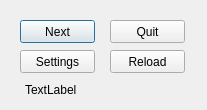
First picture: the form in gui/gameMenu.ui, repository initze/GE_game, before the edit.
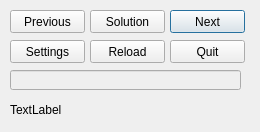
Second picture: the form after the edit.

Commit message: minor change - larger Solutions field

The edit to the form file:
```diff
--- a/gui/gameMenu.ui
+++ b/gui/gameMenu.ui
@@ -6,8 +6,8 @@
    <rect>
     <x>0</x>
     <y>0</y>
-    <width>207</width>
-    <height>110</height>
+    <width>260</width>
+    <height>132</height>
    </rect>
   </property>
   <property name="windowTitle">
@@ -16,8 +16,8 @@
   <widget class="QPushButton" name="pushButton_Next">
    <property name="geometry">
     <rect>
-     <x>20</x>
-     <y>20</y>
+     <x>170</x>
+     <y>10</y>
      <width>75</width>
      <height>23</height>
     </rect>
@@ -35,8 +35,8 @@
   <widget class="QPushButton" name="pushButton_Quit">
    <property name="geometry">
     <rect>
-     <x>110</x>
-     <y>20</y>
+     <x>170</x>
+     <y>40</y>
      <width>75</width>
      <height>23</height>
     </rect>
@@ -48,8 +48,8 @@
   <widget class="QPushButton" name="pushButton_Reload">
    <property name="geometry">
     <rect>
-     <x>110</x>
-     <y>50</y>
+     <x>90</x>
+     <y>40</y>
      <width>75</width>
      <height>23</height>
     </rect>
@@ -61,8 +61,8 @@
   <widget class="QPushButton" name="pushButton_Settings">
    <property name="geometry">
     <rect>
-     <x>20</x>
-     <y>50</y>
+     <x>10</x>
+     <y>40</y>
      <width>75</width>
      <height>23</height>
     </rect>
@@ -74,9 +74,9 @@
   <widget class="QLabel" name="label">
    <property name="geometry">
     <rect>
-     <x>25</x>
-     <y>80</y>
-     <width>151</width>
+     <x>10</x>
+     <y>100</y>
+     <width>111</width>
      <height>20</height>
     </rect>
    </property>
@@ -84,6 +84,48 @@
     <string>TextLabel</string>
    </property>
   </widget>
+  <widget class="QPushButton" name="pushButton_Previous">
+   <property name="geometry">
+    <rect>
+     <x>10</x>
+     <y>10</y>
+     <width>75</width>
+     <height>23</height>
+    </rect>
+   </property>
+   <property name="text">
+    <string>Previous</string>
+   </property>
+  </widget>
+  <widget class="QPushButton" name="pushButton_Solution">
+   <property name="geometry">
+    <rect>
+     <x>90</x>
+     <y>10</y>
+     <width>75</width>
+     <height>23</height>
+    </rect>
+   </property>
+   <property name="text">
+    <string>Solution</string>
+   </property>
+   <property name="autoDefault">
+    <bool>true</bool>
+   </property>
+  </widget>
+  <widget class="QLineEdit" name="lineEdit_Solution">
+   <property name="enabled">
+    <bool>false</bool>
+   </property>
+   <property name="geometry">
+    <rect>
+     <x>10</x>
+     <y>70</y>
+     <width>231</width>
+     <height>20</height>
+    </rect>
+   </property>
+  </widget>
  </widget>
  <resources/>
  <connections/>
```
